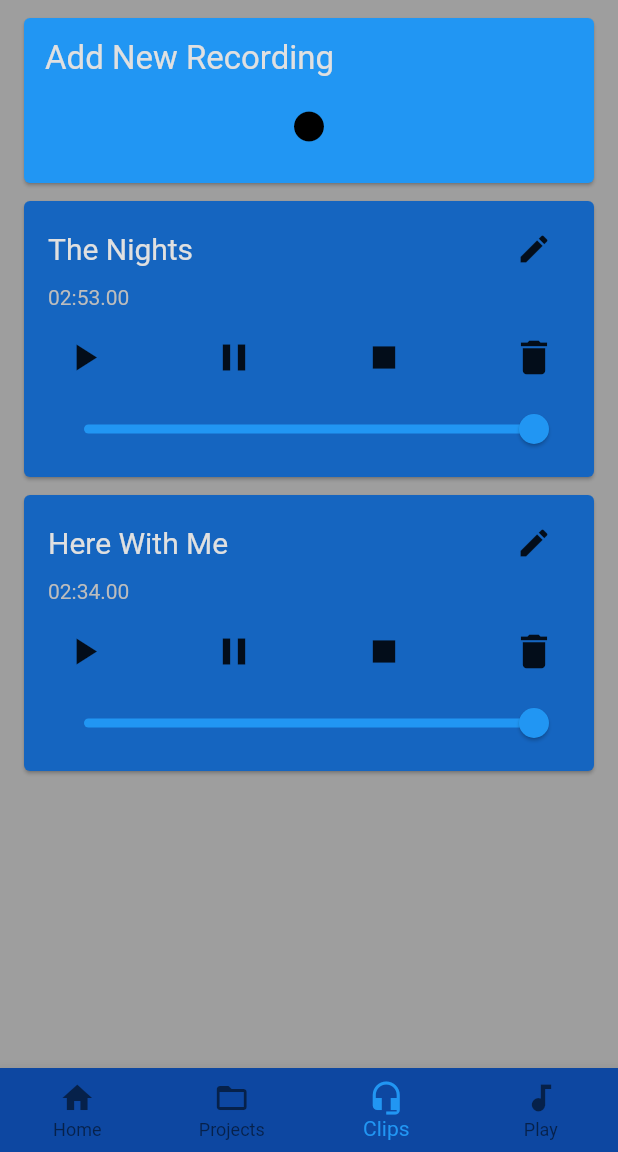
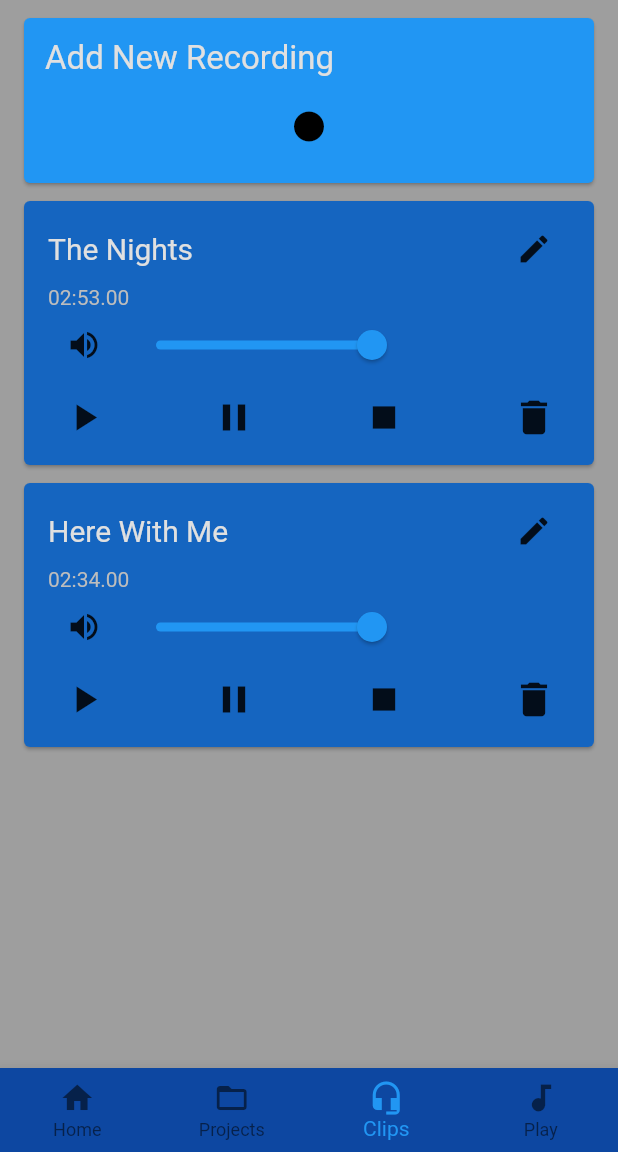
Before and after one commit to tice-k/looper, a Flutter app: the screen it shows after launch, item 3 of the bottom bar chosen, on a phone screen of 412 x 824 dp, the part 84-1236 px from its top. Run offline on Flutter 3.47's test engine with Material 2 defaults, Android fonts, the phone set to English and light mode, and no system bars; our stand-ins replace audioplayers; missing offline and left inert: app_settings, audio_recorder.

Commit message:
update volume sliders

```diff
--- a/lib/helpers/rec_card.dart
+++ b/lib/helpers/rec_card.dart
@@ -48,19 +48,44 @@ class RecordingCard extends StatelessWidget {
                 ),
               ],
             ),
+            Row(
+              children: <Widget>[
+                Text(
+                  _printDuration(Duration(milliseconds: rec.length)),
+                  style: TextStyle(
+                    fontSize: 14.0,
+                    color: Colors.grey[400],
+                  ),
+                ),
+              ],
+            ),
+            Row(
+              children : <Widget>[
+                Row(
+                  children: <Widget>[
+                    IconButton(
+                      onPressed: () {
+                        if(rec.isMuted) {
+                          volumeChange(rec.unmuteVolume);
+                        } else {
+                          rec.unmuteVolume = rec.volume;
+                          volumeChange(0.0);
+                        }
+                        rec.isMuted = !rec.isMuted;
+                      },
+                      icon: Icon(rec.isMuted ? Icons.volume_off : Icons.volume_up),
+                    ),
+                    Slider(
+                      onChanged: volumeChange,
+                      value: rec.volume,
+                    ),
+                  ],
+                ),
+              ],
+            ),
 //            SizedBox(
 //              height: 8.0,
 //            ),
-            Text(
-              _printDuration(Duration(milliseconds: rec.length)),
-              style: TextStyle(
-                fontSize: 14.0,
-                color: Colors.grey[400],
-              ),
-            ),
-            SizedBox(
-              height: 8.0,
-            ),
             Row(
               mainAxisAlignment: MainAxisAlignment.spaceBetween,
               children: <Widget>[
@@ -86,10 +111,6 @@ class RecordingCard extends StatelessWidget {
                 ),
               ],
             ),
-            Slider(
-              onChanged: volumeChange,
-              value: rec.volume,
-            ),
           ],
         ),
       ),
--- a/lib/helpers/rec_info.dart
+++ b/lib/helpers/rec_info.dart
@@ -6,6 +6,8 @@ class Clip {
   int length; // in milliseconds
   bool isLocal;
   double volume = 1.0;
+  double unmuteVolume = 1.0;
+  bool isMuted = false;
 
   Clip({
     this.recordingName = 'Untitled',
--- a/lib/pages/record.dart
+++ b/lib/pages/record.dart
@@ -92,7 +92,6 @@ class _RecorderState extends State<Recorder> {
                 return RecordingCard(
                   rec: clips[index],
                   play: () async {
-                    print(clips[index].fileName);
                     if (clips[index].audioPlayerID == null) {
                       if (clips[index].isLocal) {
                         AudioPlayer ap = AudioPlayer();
```
